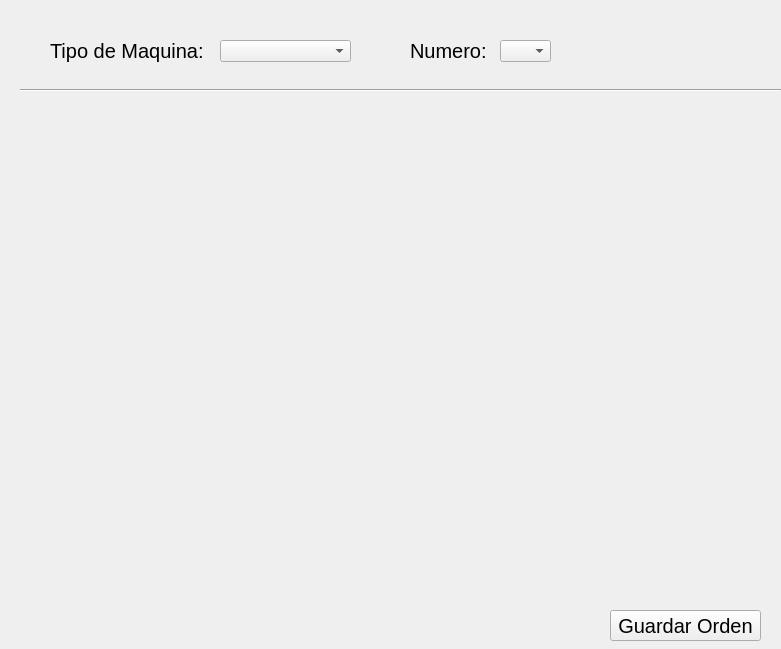
The window that Bolsaco/CargaTareas.ui (maurocipo/Bolsaco) describes before a commit, drawn with Qt 5.
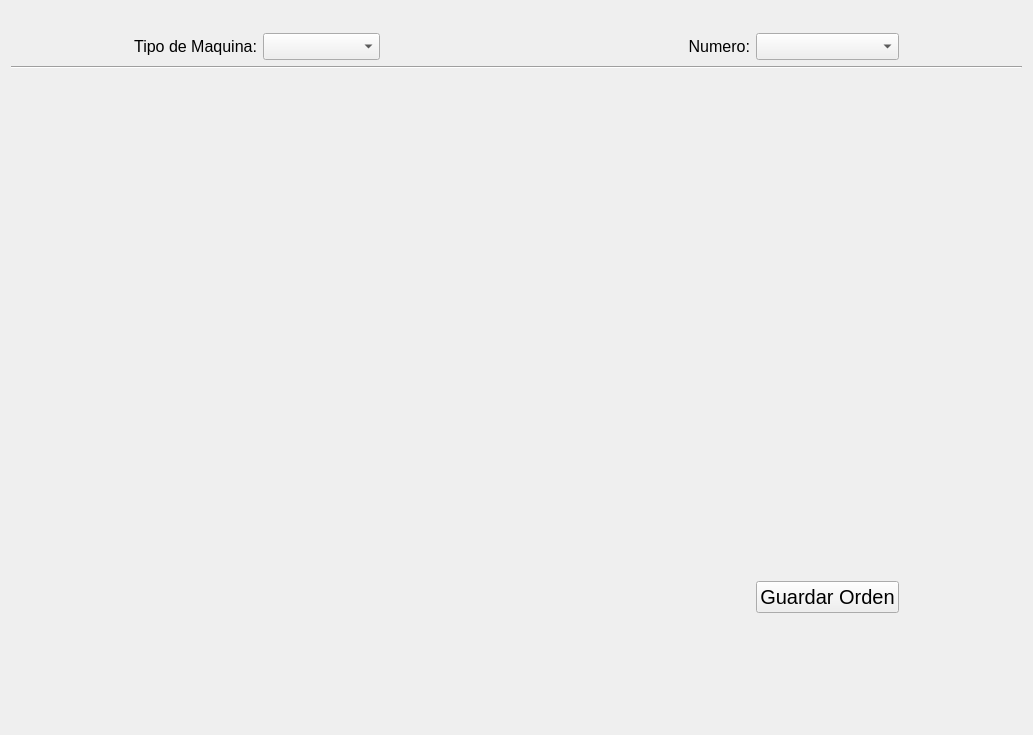
The same window after the commit.

Commit message: - Fixed layouts to work with window resizing. - Added version control of the DB and APP. - Added date control against clock manipulation. - Added automatic backup mechanism.

```diff
--- a/Bolsaco/CargaTareas.ui
+++ b/Bolsaco/CargaTareas.ui
@@ -6,101 +6,154 @@
    <rect>
     <x>0</x>
     <y>0</y>
-    <width>781</width>
-    <height>649</height>
+    <width>1033</width>
+    <height>735</height>
    </rect>
   </property>
+  <property name="sizePolicy">
+   <sizepolicy hsizetype="Preferred" vsizetype="Preferred">
+    <horstretch>1</horstretch>
+    <verstretch>1</verstretch>
+   </sizepolicy>
+  </property>
   <property name="windowTitle">
    <string>Form</string>
   </property>
+  <layout class="QGridLayout" name="gridLayout_2" rowstretch="1,0,5" columnstretch="0">
+   <item row="2" column="0">
+    <spacer name="verticalSpacer">
+     <property name="orientation">
+      <enum>Qt::Vertical</enum>
+     </property>
+     <property name="sizeHint" stdset="0">
+      <size>
+       <width>20</width>
+       <height>40</height>
+      </size>
+     </property>
+    </spacer>
+   </item>
+   <item row="1" column="0">
+    <layout class="QGridLayout" name="gridLayout" columnstretch="1,0,0,1,1,0,0,1">
+     <item row="0" column="2">
   <widget class="QComboBox" name="comboBox_tipoDeMaquina">
-   <property name="geometry">
-    <rect>
-     <x>220</x>
-     <y>40</y>
-     <width>131</width>
-     <height>22</height>
-    </rect>
-   </property>
-  </widget>
+       <property name="font">
+        <font>
+         <pointsize>12</pointsize>
+        </font>
+       </property>
+      </widget>
+     </item>
+     <item row="0" column="6">
+      <widget class="QComboBox" name="comboBox_numero">
+       <property name="font">
+        <font>
+         <pointsize>12</pointsize>
+        </font>
+       </property>
+      </widget>
+     </item>
+     <item row="0" column="1">
   <widget class="QLabel" name="label_tipoDeMaquina">
-   <property name="geometry">
-    <rect>
-     <x>50</x>
-     <y>30</y>
-     <width>161</width>
-     <height>41</height>
-    </rect>
-   </property>
    <property name="font">
     <font>
-     <pointsize>15</pointsize>
+         <pointsize>12</pointsize>
     </font>
    </property>
    <property name="text">
     <string>Tipo de Maquina:</string>
    </property>
-  </widget>
+       <property name="alignment">
+        <set>Qt::AlignRight|Qt::AlignTrailing|Qt::AlignVCenter</set>
+       </property>
+      </widget>
+     </item>
+     <item row="0" column="0">
+      <spacer name="horizontalSpacer_4">
+       <property name="orientation">
+        <enum>Qt::Horizontal</enum>
+       </property>
+       <property name="sizeHint" stdset="0">
+        <size>
+         <width>40</width>
+         <height>20</height>
+        </size>
+       </property>
+      </spacer>
+     </item>
+     <item row="0" column="7">
+      <spacer name="horizontalSpacer_5">
+       <property name="orientation">
+        <enum>Qt::Horizontal</enum>
+       </property>
+       <property name="sizeHint" stdset="0">
+        <size>
+         <width>40</width>
+         <height>20</height>
+        </size>
+       </property>
+      </spacer>
+     </item>
+     <item row="2" column="0" colspan="8">
+      <widget class="QWidget" name="widget" native="true">
+       <property name="sizePolicy">
+        <sizepolicy hsizetype="Preferred" vsizetype="Preferred">
+         <horstretch>1</horstretch>
+         <verstretch>1</verstretch>
+        </sizepolicy>
+       </property>
+       <property name="minimumSize">
+        <size>
+         <width>760</width>
+         <height>500</height>
+        </size>
+       </property>
+       <property name="sizeIncrement">
+        <size>
+         <width>1</width>
+         <height>1</height>
+        </size>
+       </property>
+       <layout class="QVBoxLayout" name="verticalLayout"/>
+      </widget>
+     </item>
+     <item row="1" column="0" colspan="8">
+      <widget class="Line" name="line">
+       <property name="orientation">
+        <enum>Qt::Horizontal</enum>
+       </property>
+      </widget>
+     </item>
+     <item row="0" column="5">
   <widget class="QLabel" name="label_numero">
-   <property name="geometry">
-    <rect>
-     <x>410</x>
-     <y>30</y>
-     <width>91</width>
-     <height>41</height>
-    </rect>
-   </property>
    <property name="font">
     <font>
-     <pointsize>15</pointsize>
+         <pointsize>12</pointsize>
     </font>
    </property>
    <property name="text">
     <string>Numero:</string>
    </property>
-  </widget>
-  <widget class="QComboBox" name="comboBox_numero">
-   <property name="geometry">
-    <rect>
-     <x>500</x>
-     <y>40</y>
-     <width>51</width>
-     <height>22</height>
-    </rect>
-   </property>
-  </widget>
-  <widget class="Line" name="line">
-   <property name="geometry">
-    <rect>
-     <x>20</x>
-     <y>80</y>
-     <width>761</width>
-     <height>20</height>
-    </rect>
-   </property>
+       <property name="alignment">
+        <set>Qt::AlignRight|Qt::AlignTrailing|Qt::AlignVCenter</set>
+       </property>
+      </widget>
+     </item>
+     <item row="0" column="3" colspan="2">
+      <spacer name="horizontalSpacer_3">
    <property name="orientation">
     <enum>Qt::Horizontal</enum>
    </property>
-  </widget>
-  <widget class="QWidget" name="widget" native="true">
-   <property name="geometry">
-    <rect>
-     <x>10</x>
-     <y>100</y>
-     <width>761</width>
-     <height>501</height>
-    </rect>
-   </property>
-  </widget>
+       <property name="sizeHint" stdset="0">
+        <size>
+         <width>40</width>
+         <height>20</height>
+        </size>
+       </property>
+      </spacer>
+     </item>
+     <item row="3" column="6">
   <widget class="QPushButton" name="pushButton_guardar">
-   <property name="geometry">
-    <rect>
-     <x>610</x>
-     <y>610</y>
-     <width>151</width>
-     <height>31</height>
-    </rect>
-   </property>
    <property name="font">
     <font>
      <pointsize>15</pointsize>
@@ -110,6 +163,23 @@
     <string>Guardar Orden</string>
    </property>
   </widget>
+     </item>
+    </layout>
+   </item>
+   <item row="0" column="0">
+    <spacer name="verticalSpacer_2">
+     <property name="orientation">
+      <enum>Qt::Vertical</enum>
+     </property>
+     <property name="sizeHint" stdset="0">
+      <size>
+       <width>20</width>
+       <height>40</height>
+      </size>
+     </property>
+    </spacer>
+   </item>
+  </layout>
  </widget>
  <tabstops>
   <tabstop>comboBox_tipoDeMaquina</tabstop>
```
Left out of the diff: 1 changed line with no effect on the pictures. Lines whose indentation alone changed are shown as unchanged. The commit also changes 25 other files.
